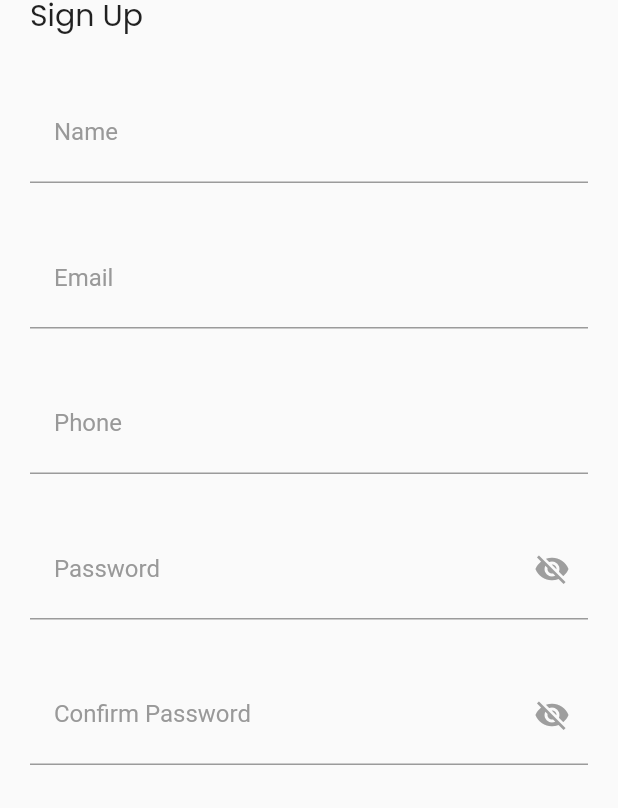
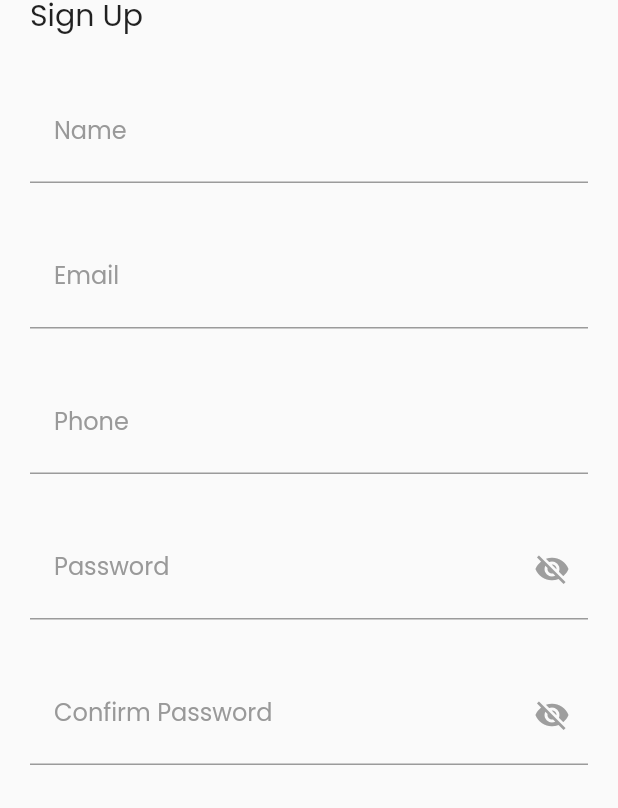
Before and after one commit to Harshit2229/flutterapp, a Flutter app: the screen it shows after launch, after a tap on "Sign Up", on a phone screen of 412 x 824 dp. Shown: the part 240-1048 px from the top of the screen. Run offline on Flutter 3.47's test engine with Material 2 defaults, Android fonts, the phone set to English and light mode, and no system bars; our stand-ins replace simple_gradient_text.

```diff
--- a/lib/adding_address.dart
+++ b/lib/adding_address.dart
@@ -1,5 +1,5 @@
 import 'package:flutter/material.dart';
-import 'package:flutterapp/login_page.dart';
+import 'package:flutterapp/login/login_page.dart';
 import 'package:flutterapp/my_address.dart';
 import 'package:flutterapp/theme/colors.dart';
 
--- a/lib/appointment.dart
+++ b/lib/appointment.dart
@@ -1,6 +1,6 @@
 import 'package:flutter/material.dart';
 import 'package:flutterapp/my_bookings.dart';
-import 'package:flutterapp/sign_up.dart';
+import 'package:flutterapp/login/sign_up.dart';
 import 'package:flutterapp/theme/colors.dart';
 
 class AppointmentPage extends StatefulWidget {
--- a/lib/add_your_car.dart
+++ b/lib/cars/add_your_car.dart
@@ -1,5 +1,5 @@
 import 'package:flutter/material.dart';
-import 'package:flutterapp/wash_my_car.dart';
+import 'package:flutterapp/cars/wash_my_car.dart';
 
 import 'add_vehicle.dart';
 
--- a/lib/my_garage.dart
+++ b/lib/cars/my_garage.dart
@@ -1,5 +1,5 @@
 import 'package:flutter/material.dart';
-import 'package:flutterapp/wash_my_car.dart';
+import 'package:flutterapp/cars/wash_my_car.dart';
 
 class Garage extends StatefulWidget {
   const Garage({super.key});
--- a/lib/wash_my_car.dart
+++ b/lib/cars/wash_my_car.dart
@@ -1,5 +1,5 @@
 import 'package:flutter/material.dart';
-import 'package:flutterapp/add_vehicle.dart';
+import 'package:flutterapp/cars/add_vehicle.dart';
 import 'package:flutterapp/home_screen.dart';
 import 'package:flutterapp/map_address.dart';
 import 'package:flutterapp/theme/colors.dart';
--- a/lib/forgot_password_page.dart
+++ b/lib/login/forgot_password_page.dart
@@ -1,5 +1,5 @@
 import 'package:flutter/material.dart';
-import 'package:flutterapp/login_page.dart';
+import 'package:flutterapp/login/login_page.dart';
 
 class ForgotPasswordPage extends StatelessWidget {
   @override
--- a/lib/login_page.dart
+++ b/lib/login/login_page.dart
@@ -1,6 +1,6 @@
 import 'package:flutter/material.dart';
-import 'package:flutterapp/sign_up.dart';
-import 'package:flutterapp/forgot_password_page.dart';
+import 'package:flutterapp/login/sign_up.dart';
+import 'package:flutterapp/login/forgot_password_page.dart';
 import 'package:flutterapp/app_large_text.dart';
 import 'package:flutterapp/home_screen.dart';
 import 'package:flutterapp/theme/colors.dart';
@@ -23,7 +23,7 @@ class _LoginPageState extends State<LoginPage> {
   @override
   Widget build(BuildContext context) {
     return Scaffold(
-      backgroundColor: AppColors.wB,
+      backgroundColor: AppColors.white,
       body: SingleChildScrollView(
         child: Column(
           crossAxisAlignment: CrossAxisAlignment.start,
@@ -43,27 +43,24 @@ class _LoginPageState extends State<LoginPage> {
                 ),
               ),
             ),
-            const SizedBox(height: 20),
+            const SizedBox(height: 30),
             Container(height: 30),
-             Padding(
-              padding: const EdgeInsets.all(16),
-              child: GradientText(
+             const Padding(
+              padding: EdgeInsets.all(16),
+              child: Text(
                 'Log In ',
-                style: const TextStyle(
+                style: TextStyle(
                   fontFamily: 'Poppins',
-                  color: AppColors.blue,
+                  color: AppColors.black,
                   fontSize: 24,
                   fontWeight: FontWeight.bold,
                 ),
-                colors: const [
-                  AppColors.darkBlue,
-                  AppColors.voilet,
-                  AppColors.lightPink,
-              ],
               ),
             ),
+            const SizedBox(height: 0.0),
+            Container(height: 0.0),
             Padding(
-              padding: const EdgeInsets.symmetric(horizontal: 16),
+              padding: const EdgeInsets.symmetric(horizontal: 20),
               child: Column(
                 children: [
                   Container(
@@ -71,20 +68,20 @@ class _LoginPageState extends State<LoginPage> {
                       borderRadius: BorderRadius.circular(30.0),
                       boxShadow: const [
                         BoxShadow(
-                          color: Color(0xffCFEAFF),
-                          spreadRadius: -2,
-                          blurRadius: 4,
-                          offset: Offset(0, 2),
+                          color: AppColors.white,
+                          blurRadius: 5,
+                          offset: Offset(0, 3),
                         ),
                       ],
                     ),
-                    child: const TextField(
-                      keyboardType: TextInputType.emailAddress,
-                      decoration: InputDecoration(
+                    child: TextField(
+                      keyboardType: TextInputType.visiblePassword,
+                      obscureText: _obscureText,
+                      decoration: const InputDecoration(
                         labelText: 'Email',
+                        ),
                       ),
                     ),
-                  )
                 ],
               ),
             ),
@@ -99,7 +96,7 @@ class _LoginPageState extends State<LoginPage> {
                       borderRadius: BorderRadius.circular(30.0),
                       boxShadow: const [
                         BoxShadow(
-                          color: Color(0xffCFEAFF),
+                          color: AppColors.white,
                           blurRadius: 5,
                           offset: Offset(0, 3),
                         ),
@@ -136,7 +133,7 @@ class _LoginPageState extends State<LoginPage> {
                     );
                   },
                   style: ButtonStyle(
-                    backgroundColor: MaterialStateProperty.all<Color>(const Color(0xffCFEAFF)),
+                    backgroundColor: MaterialStateProperty.all<Color>(AppColors.blue),
                     padding: MaterialStateProperty.all<EdgeInsetsGeometry>(
                       const EdgeInsets.symmetric(vertical: 16.0, horizontal: 70.0),
                       // Adjust the padding value as needed
@@ -146,23 +143,18 @@ class _LoginPageState extends State<LoginPage> {
                     ),
                     shape: MaterialStateProperty.all<RoundedRectangleBorder>(
                       RoundedRectangleBorder(
-                        borderRadius: BorderRadius.circular(28.0),
+                        borderRadius: BorderRadius.circular(12.0),
                       ),
                     ),
                   ),
-                  child: GradientText(
-                    'Log In ',
-                    style: const TextStyle(
+                  child: const Text(
+                    'Login ',
+                    style: TextStyle(
                       fontFamily: 'Poppins',
-                      color: AppColors.blue,
+                      color: AppColors.white,
                       fontSize: 16,
                       fontWeight: FontWeight.bold,
                     ),
-                    colors: const [
-                      AppColors.darkBlue,
-                      AppColors.voilet,
-                      AppColors.lightPink,
-                    ],
                   ),
                 ),
               ),
@@ -209,7 +201,7 @@ class _LoginPageState extends State<LoginPage> {
               ),
             ),
             Container(
-              height: 60,
+              height: 40,
             ),
             Container(
               child: Column(
--- a/lib/Sign_Up.dart
+++ b/lib/login/sign_up.dart
@@ -114,6 +114,7 @@ class _SignupPageState extends State<SignupPage> {
                       decoration: const InputDecoration(
                         labelText: 'Name',
                         labelStyle: TextStyle(
+                          fontFamily: 'Poppins',
                           color: Color(0xFF999999),
                         ),
                         contentPadding: EdgeInsets.symmetric(vertical: 16.0, horizontal: 16.0),
@@ -132,6 +133,7 @@ class _SignupPageState extends State<SignupPage> {
                       decoration: const InputDecoration(
                         labelText: 'Email',
                         labelStyle: TextStyle(
+                          fontFamily: 'Poppins',
                           color: Color(0xFF999999),
                         ),
                         contentPadding: EdgeInsets.symmetric(vertical: 16.0, horizontal: 16.0),
@@ -151,6 +153,7 @@ class _SignupPageState extends State<SignupPage> {
                       decoration: const InputDecoration(
                         labelText: 'Phone',
                         labelStyle: TextStyle(
+                          fontFamily: 'Poppins',
                           color: Color(0xFF999999),
                         ),
                         contentPadding: EdgeInsets.symmetric(vertical: 16.0, horizontal: 16.0),
@@ -170,6 +173,7 @@ class _SignupPageState extends State<SignupPage> {
                       decoration: InputDecoration(
                         labelText: 'Password',
                         labelStyle: const TextStyle(
+                          fontFamily: 'Poppins',
                           color: Color(0xFF999999),
                         ),
                         suffixIcon: GestureDetector(
@@ -200,6 +204,7 @@ class _SignupPageState extends State<SignupPage> {
                       decoration: InputDecoration(
                         labelText: 'Confirm Password',
                         labelStyle: const TextStyle(
+                          fontFamily: 'Poppins',
                           color: Color(0xFF999999),
                         ),
                         suffixIcon: GestureDetector(
@@ -262,6 +267,7 @@ class _SignupPageState extends State<SignupPage> {
                               Text(
                                 'Already have an account? ',
                                 style: TextStyle(
+                                  fontFamily: 'Poppins',
                                   fontSize: 16.0,
                                   color: Colors.black,
                                 ),
@@ -269,6 +275,7 @@ class _SignupPageState extends State<SignupPage> {
                               Text(
                                 'Login',
                                 style: TextStyle(
+                                  fontFamily: 'Poppins',
                                   fontSize: 16.0,
                                   color: Colors.blue,
                                 ),
--- a/lib/main.dart
+++ b/lib/main.dart
@@ -1,7 +1,7 @@
 import 'dart:async';
 import 'package:flutter/material.dart';
-import 'package:flutterapp/login_page.dart';
-import 'package:flutterapp/splash_screen.dart';
+import 'package:flutterapp/login/login_page.dart';
+import 'package:flutterapp/login/splash_screen.dart';
 
 const Color myCustomColor = Color(0xCFEAFF);
 
--- a/lib/map_address.dart
+++ b/lib/map_address.dart
@@ -1,7 +1,7 @@
 import 'package:flutter/material.dart';
 import 'package:flutterapp/adding_address.dart';
 import 'package:flutterapp/theme/colors.dart';
-import 'package:flutterapp/wash_my_car.dart';
+import 'package:flutterapp/cars/wash_my_car.dart';
 
 class MapAddress extends StatelessWidget {
   const MapAddress({super.key});
--- a/lib/theme/colors.dart
+++ b/lib/theme/colors.dart
@@ -8,7 +8,7 @@ class AppColors {
   static const  black =  Color(0xFF2A2D37);
   static const  lightGrey =  Color(0xFFD9D9D9);
   static const  darkBlue =  Color(0xFF3D27C1);
-  static const  voilet =  Color(0xFF843ADD);
+  static const  violet =  Color(0xFF843ADD);
   static const  lightPink =  Color(0xFFDC52FF);
   static const  wB =  Color(0xFFCFEAFF);
 }
--- a/pubspec.yaml
+++ b/pubspec.yaml
@@ -80,6 +80,8 @@ flutter:
     - assets/Map.png
     - assets/Map_icon.png
     - assets/icons/home.ico
+    - assets/icons/booking.ico
+    - assets/icons/user.ico
 
 
         # An image asset can refer to one or more resolution-specific "variants", see
```
Also changed, not shown: lib/My_bookings.dart (+13 -3 lines), lib/cars/add_vehicle.dart (added, +291 -0 lines), lib/home_screen.dart (+13 -4 lines), lib/widgets/custom_button.dart (added, +49 -0 lines), lib/login/splash_screen.dart (renamed from lib/splash_screen.dart), 2 other files.
